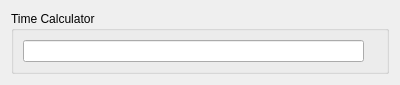
Old version of the form src/time_calculator.ui in the repository develer-staff/pyuac.
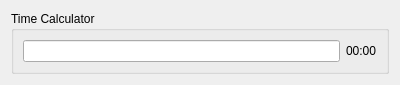
New version of the form.

Diff of the .ui file:
```diff
--- a/src/time_calculator.ui
+++ b/src/time_calculator.ui
@@ -37,7 +37,7 @@
       <item>
        <widget class="QLabel" name="smartTimeResult" >
         <property name="text" >
-         <string/>
+         <string>00:00</string>
         </property>
        </widget>
       </item>
```
